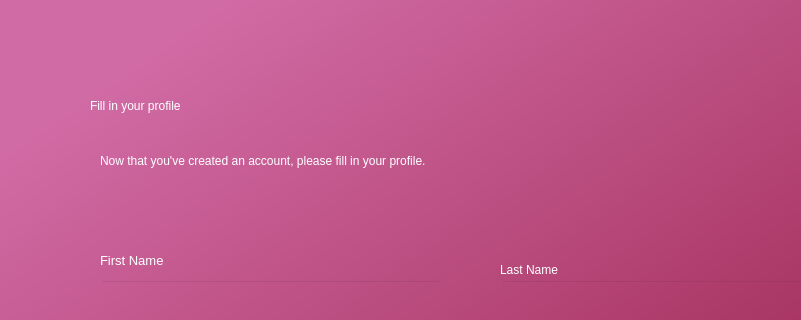
This is fillprofile.ui in AnshulS853/Coursework_Prototype as Qt 5 draws it before an edit; both pictures show x 0 to 801 and y 0 to 320 of the 950 by 800 pixel window. The edited form follows.
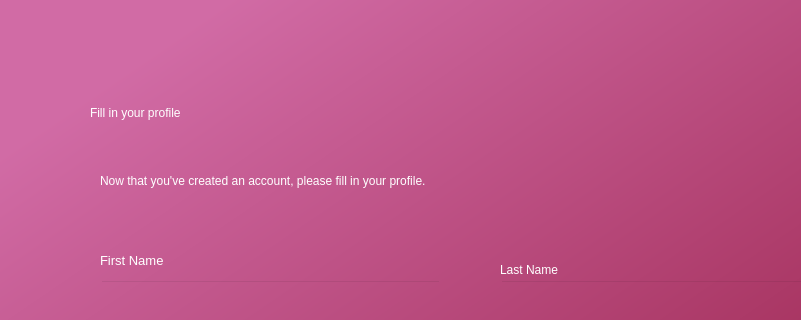
This is the edited form.

```diff
--- a/fillprofile.ui
+++ b/fillprofile.ui
@@ -43,8 +43,8 @@
      <rect>
       <x>90</x>
       <y>70</y>
-      <width>631</width>
-      <height>71</height>
+      <width>618</width>
+      <height>85</height>
      </rect>
     </property>
     <property name="styleSheet">
@@ -58,7 +58,7 @@
     <property name="geometry">
      <rect>
       <x>100</x>
-      <y>140</y>
+      <y>160</y>
       <width>491</width>
       <height>41</height>
      </rect>
```
